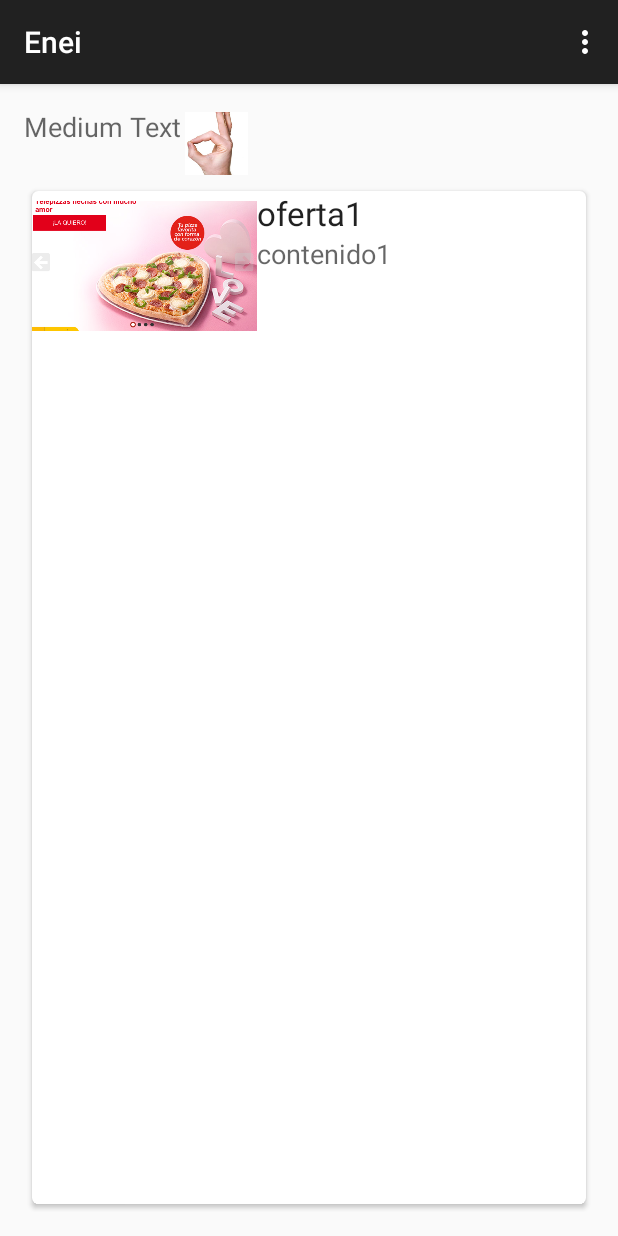
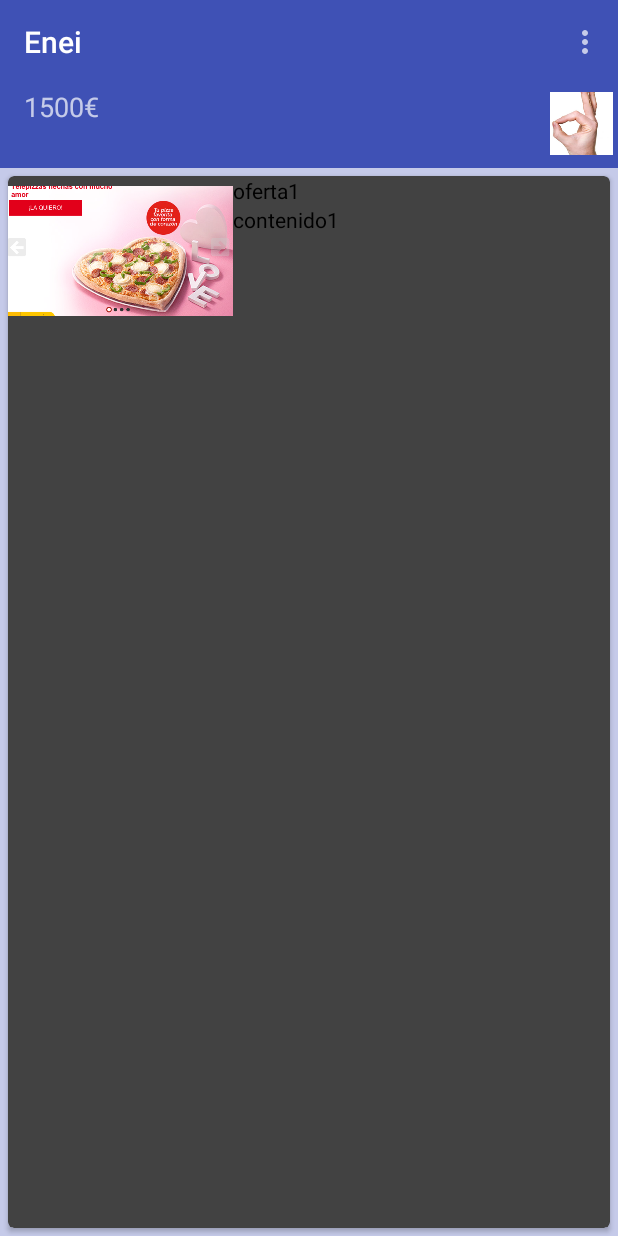
Before and after one commit to mpadronm90/enei, an Android app: the screen it shows after launch (MainActivity), on a phone screen of 412 x 824 dp. Run offline under Robolectric (Android 15) with nearby library versions, the phone set to English and light mode, and no system bars.

Commit message:
Cambiado texto de cardview y toolbar

```diff
--- a/mobile/src/main/java/sabadell/grupo18/enei/MainActivity.java
+++ b/mobile/src/main/java/sabadell/grupo18/enei/MainActivity.java
@@ -4,6 +4,7 @@ import android.support.v7.app.ActionBarActivity;
 import android.os.Bundle;
 import android.support.v7.widget.LinearLayoutManager;
 import android.support.v7.widget.RecyclerView;
+import android.support.v7.widget.Toolbar;
 import android.view.Menu;
 import android.view.MenuItem;
 import android.widget.Adapter;
@@ -21,6 +22,8 @@ public class MainActivity extends ActionBarActivity {
     protected void onCreate(Bundle savedInstanceState) {
         super.onCreate(savedInstanceState);
         setContentView(R.layout.activity_main);
+        Toolbar toolbar= (Toolbar) findViewById(R.id.toolbar);
+        setSupportActionBar(toolbar);
         lstOferta= (RecyclerView) findViewById(R.id.lstOferta);
 
         manager=new LinearLayoutManager(this);
--- /dev/null
+++ b/mobile/src/main/res/layout/account_balance.xml
@@ -0,0 +1,24 @@
+<RelativeLayout
+    android:orientation="horizontal"
+    android:layout_width="wrap_content"
+    android:layout_height="50dp"
+    xmlns:android="http://schemas.android.com/apk/res/android">
+
+    <TextView
+        android:layout_width="wrap_content"
+        android:layout_height="wrap_content"
+        android:textAppearance="?android:attr/textAppearanceMedium"
+        android:text="1500€"
+        android:id="@+id/textView" />
+
+    <ImageView
+        android:layout_width="wrap_content"
+        android:layout_height="wrap_content"
+        android:id="@+id/imageView"
+        android:src="@mipmap/mano"
+        android:layout_alignParentTop="true"
+        android:layout_alignParentRight="true"
+
+        android:layout_marginLeft="255dp"
+        android:layout_marginStart="255dp" />
+</RelativeLayout>
--- a/mobile/src/main/res/layout/activity_main.xml
+++ b/mobile/src/main/res/layout/activity_main.xml
@@ -1,34 +1,33 @@
 <LinearLayout xmlns:android="http://schemas.android.com/apk/res/android"
     xmlns:tools="http://schemas.android.com/tools" android:layout_width="match_parent"
-    android:layout_height="match_parent" android:paddingLeft="@dimen/activity_horizontal_margin"
-    android:paddingRight="@dimen/activity_horizontal_margin"
-    android:paddingTop="@dimen/activity_vertical_margin"
-    android:paddingBottom="@dimen/activity_vertical_margin" tools:context=".MainActivity"
+    android:layout_height="match_parent"  tools:context=".MainActivity"
     android:orientation="vertical">
 
 
-    <LinearLayout
-        android:orientation="horizontal"
-        android:layout_width="wrap_content"
-        android:layout_height="50dp">
+    <android.support.v7.widget.Toolbar
+        android:id="@+id/toolbar"
+    android:layout_height="wrap_content"
+    android:layout_width="match_parent"
 
-        <TextView
-            android:layout_width="wrap_content"
-            android:layout_height="wrap_content"
-            android:textAppearance="?android:attr/textAppearanceMedium"
-            android:text="Medium Text"
-            android:id="@+id/textView" />
+    android:minHeight="?attr/actionBarSize"
+    android:background="?attr/colorPrimary" />
 
-        <ImageView
-            android:layout_width="wrap_content"
-            android:layout_height="wrap_content"
-            android:id="@+id/imageView"
-            android:src="@mipmap/mano" />
-    </LinearLayout>
+    <android.support.v7.widget.Toolbar
+        android:id="@+id/account_balance"
+        android:layout_height="wrap_content"
+        android:layout_width="match_parent"
+
+        android:minHeight="?attr/actionBarSize"
+        android:background="?attr/colorPrimary" >
+        <include layout="@layout/account_balance"/>
+
+    </android.support.v7.widget.Toolbar>
+
 
     <FrameLayout
         android:layout_width="fill_parent"
-        android:layout_height="fill_parent">
+        android:layout_height="fill_parent"
+        android:background="@color/background">
 
 
         <android.support.v7.widget.RecyclerView
--- a/mobile/src/main/res/layout/layout_oferta.xml
+++ b/mobile/src/main/res/layout/layout_oferta.xml
@@ -29,14 +29,17 @@
             android:layout_height="wrap_content"
             android:textAppearance="?android:attr/textAppearanceLarge"
             android:text="Large Text"
-            android:id="@+id/txtTitulo" />
+            android:id="@+id/txtTitulo"
+
+            style="@style/colorCardView"/>
 
         <TextView
             android:layout_width="wrap_content"
             android:layout_height="wrap_content"
             android:textAppearance="?android:attr/textAppearanceMedium"
             android:text="Medium Text"
-            android:id="@+id/txtContenido" />
+            android:id="@+id/txtContenido"
+            style="@style/colorCardView"/>
     </LinearLayout>
 </LinearLayout>
     </android.support.v7.widget.CardView>
--- /dev/null
+++ b/mobile/src/main/res/layout/toolbar.xml
@@ -0,0 +1,30 @@
+<merge xmlns:android="http://schemas.android.com/apk/res/android">
+    <android.support.v7.widget.Toolbar
+        android:id="@+id/toolbar"
+        android:layout_height="wrap_content"
+        android:layout_width="match_parent"
+
+        android:minHeight="?attr/actionBarSize"
+        android:background="?attr/colorPrimary" />
+
+    <LinearLayout
+        android:orientation="horizontal"
+        android:layout_width="wrap_content"
+        android:layout_height="50dp"
+        >
+
+        <TextView
+            android:layout_width="wrap_content"
+            android:layout_height="wrap_content"
+            android:textAppearance="?android:attr/textAppearanceMedium"
+            android:text="Medium Text"
+            android:id="@+id/textView" />
+
+        <ImageView
+            android:layout_width="wrap_content"
+            android:layout_height="wrap_content"
+            android:id="@+id/imageView"
+            android:src="@mipmap/mano" />
+    </LinearLayout>
+
+</merge>
--- /dev/null
+++ b/mobile/src/main/res/values/colors.xml
@@ -0,0 +1,7 @@
+<?xml version="1.0" encoding="utf-8"?>
+<resources>
+    <color name="colorPrimary">#3F51B5</color>
+    <color name="colorPrimaryDark">#303F9F</color>
+    <color name="colorAccent">#CDDC39</color>
+    <color name="background">#C5CAE9</color>
+</resources>
--- a/mobile/src/main/res/values/styles.xml
+++ b/mobile/src/main/res/values/styles.xml
@@ -1,8 +1,16 @@
 <resources>
 
     <!-- Base application theme. -->
-    <style name="AppTheme" parent="Theme.AppCompat.Light.DarkActionBar">
+    <style name="AppTheme" parent="Theme.AppCompat.NoActionBar">
         <!-- Customize your theme here. -->
+        <item name="colorPrimary">@color/colorPrimary</item>
+        <item name="colorPrimaryDark">@color/colorPrimaryDark</item>
+        <item name="colorAccent">@color/colorAccent</item>
+
+    </style>
+
+    <style name="colorCardView" parent="Base.TextAppearance.AppCompat">
+        <item name="android:textColor">#000000</item>
     </style>
 
 </resources>
```
